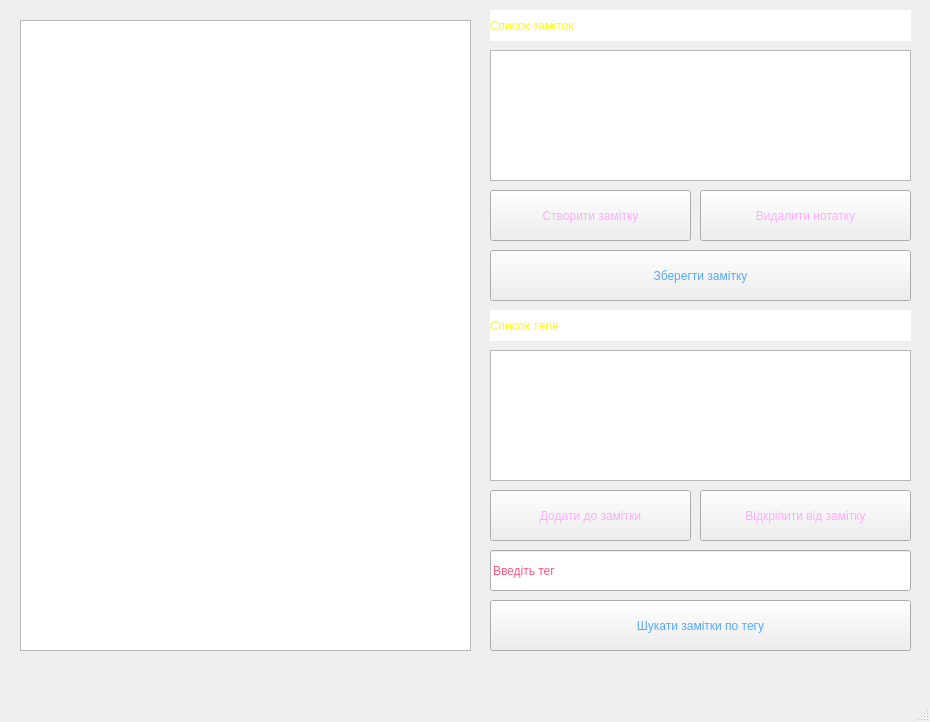
First picture: the form in notes/untitled.ui, repository Logika-16-00/KATIA, before the edit.
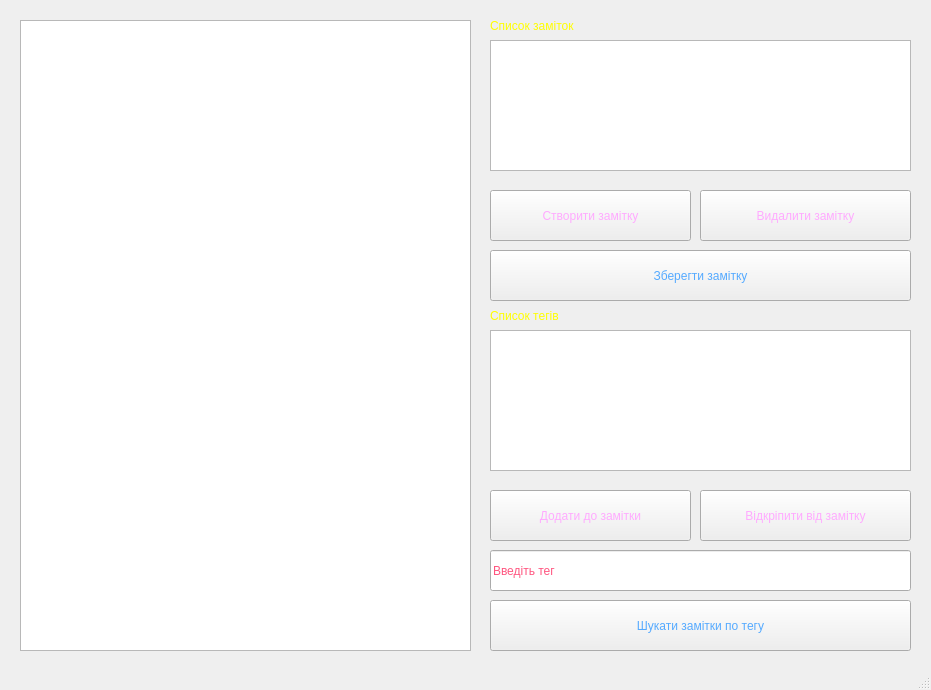
Second picture: the form after the edit.

The edit to the form file:
```diff
--- a/notes/untitled.ui
+++ b/notes/untitled.ui
@@ -6,8 +6,8 @@
    <rect>
     <x>0</x>
     <y>0</y>
-    <width>930</width>
-    <height>722</height>
+    <width>931</width>
+    <height>690</height>
    </rect>
   </property>
   <property name="windowTitle">
@@ -44,14 +44,13 @@
     <property name="geometry">
      <rect>
       <x>490</x>
-      <y>10</y>
-      <width>421</width>
-      <height>31</height>
+      <y>0</y>
+      <width>241</width>
+      <height>51</height>
      </rect>
     </property>
     <property name="styleSheet">
-     <string notr="true">color: rgb(255, 255, 0);
-background-color: rgb(255, 255, 255);</string>
+     <string notr="true">color: rgb(255, 255, 0);</string>
     </property>
     <property name="text">
      <string>Список заміток</string>
@@ -61,7 +60,7 @@
     <property name="geometry">
      <rect>
       <x>490</x>
-      <y>50</y>
+      <y>40</y>
       <width>421</width>
       <height>131</height>
      </rect>
@@ -80,7 +79,7 @@
      <string notr="true">color: rgb(255, 170, 255);</string>
     </property>
     <property name="text">
-     <string>Видалити нотатку</string>
+     <string>Видалити замітку</string>
     </property>
    </widget>
    <widget class="QPushButton" name="btn_save">
@@ -103,9 +102,9 @@
     <property name="geometry">
      <rect>
       <x>490</x>
-      <y>350</y>
+      <y>330</y>
       <width>421</width>
-      <height>131</height>
+      <height>141</height>
      </rect>
     </property>
    </widget>
@@ -129,14 +128,13 @@
     <property name="geometry">
      <rect>
       <x>490</x>
-      <y>310</y>
-      <width>421</width>
-      <height>31</height>
+      <y>290</y>
+      <width>241</width>
+      <height>51</height>
      </rect>
     </property>
     <property name="styleSheet">
-     <string notr="true">color: rgb(255, 255, 0);
-background-color: rgb(255, 255, 255);</string>
+     <string notr="true">color: rgb(255, 255, 0);</string>
     </property>
     <property name="text">
      <string>Список тегів</string>
```
Left out of the diff: 14 changed lines with no effect on the pictures.
